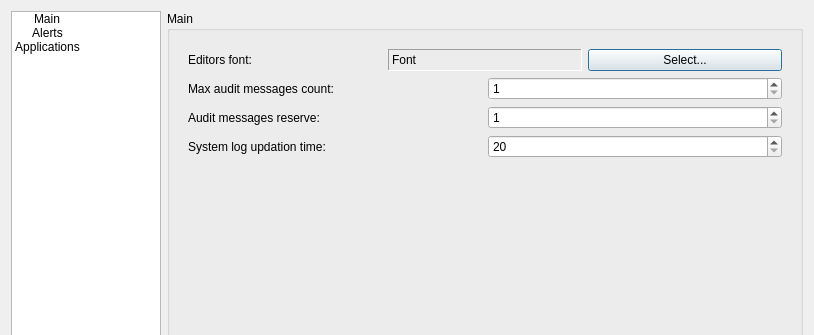
Old version of the form UDDTray/src/preferencesdialog.ui in the repository Hramchenko/userdatadefence; both pictures show x 0 to 814 and y 0 to 335 of the 814 by 557 pixel window.
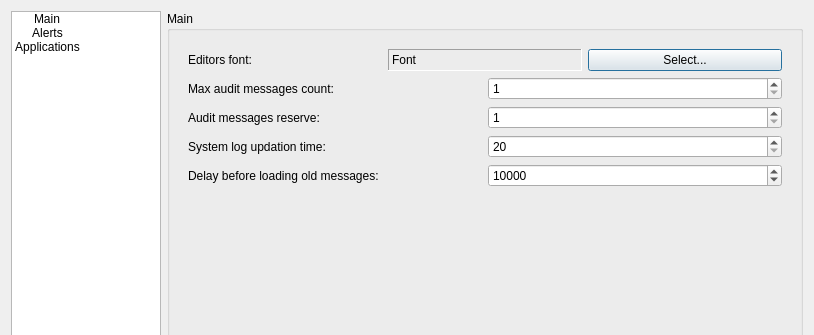
New version of the form. The open tabs and pages were chosen to show the change. Icons and pictures are not drawn. Custom widgets are drawn as their Qt base class.

Commit message: Old messages delay

Patch:
```diff
--- a/UDDTray/src/preferencesdialog.ui
+++ b/UDDTray/src/preferencesdialog.ui
@@ -208,6 +208,27 @@
               </item>
              </layout>
             </item>
+            <item>
+             <layout class="QHBoxLayout" name="horizontalLayout_23">
+              <item>
+               <widget class="QLabel" name="label_5">
+                <property name="text">
+                 <string>Delay before loading old messages:</string>
+                </property>
+               </widget>
+              </item>
+              <item>
+               <widget class="QSpinBox" name="oldMessagesLoadingDelaySB">
+                <property name="maximum">
+                 <number>100000</number>
+                </property>
+                <property name="value">
+                 <number>10000</number>
+                </property>
+               </widget>
+              </item>
+             </layout>
+            </item>
             <item>
              <spacer name="verticalSpacer_3">
               <property name="orientation">
```
Left out of the diff: 271 changed lines with no effect on the pictures. The commit also changes 18 other files.
